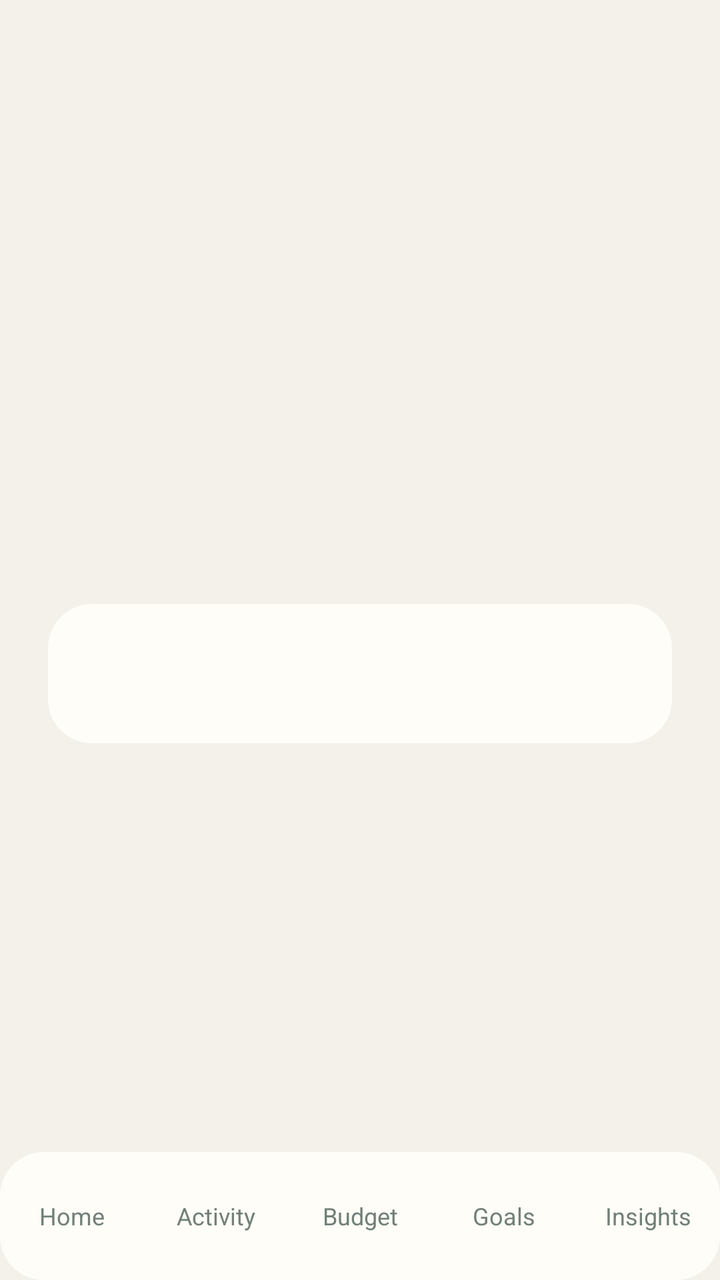
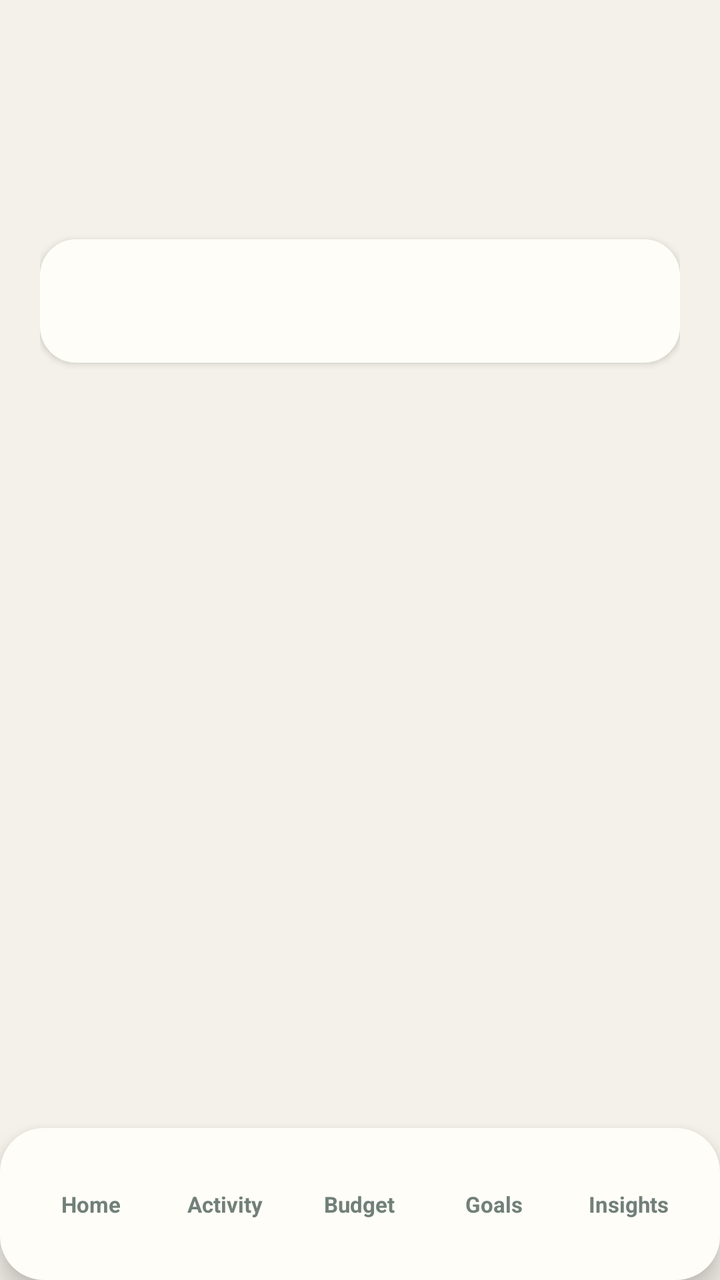

An Android layout rendered at two revisions. The XML below is the earlier revision; the diff shows what the commit changed to produce the second picture.
<!-- AndroidManifest.xml: application theme Theme.App -->
<!-- res/layout/activity_section.xml -->
<?xml version="1.0" encoding="utf-8"?>
<LinearLayout xmlns:android="http://schemas.android.com/apk/res/android"
    android:layout_width="match_parent" android:layout_height="match_parent"
    android:background="@color/lumen_background" android:orientation="vertical">
    <LinearLayout android:layout_width="match_parent" android:layout_height="0dp"
        android:layout_weight="1" android:gravity="center_vertical" android:orientation="vertical"
        android:padding="24dp">
        <TextView android:id="@+id/section_title" android:layout_width="wrap_content"
            android:layout_height="wrap_content" android:textColor="@color/lumen_ink"
            android:textSize="30sp" android:textStyle="bold" />
        <TextView android:id="@+id/section_subtitle" android:layout_width="match_parent"
            android:layout_height="wrap_content" android:layout_marginTop="8dp"
            android:textColor="@color/lumen_muted" android:textSize="16sp" />
        <TextView android:id="@+id/section_body" android:layout_width="match_parent"
            android:layout_height="wrap_content" android:layout_marginTop="28dp"
            android:background="@drawable/balance_surface_background" android:padding="24dp"
            android:textColor="@color/lumen_ink" android:textSize="16sp" />
    </LinearLayout>
    <include layout="@layout/view_bottom_navigation" />
</LinearLayout>
<!-- res/layout/view_bottom_navigation.xml (included above) -->
<?xml version="1.0" encoding="utf-8"?>
<LinearLayout xmlns:android="http://schemas.android.com/apk/res/android"
    android:id="@+id/bottom_navigation"
    android:layout_width="match_parent"
    android:layout_height="64dp"
    android:background="@drawable/balance_surface_background"
    android:gravity="center"
    android:orientation="horizontal"
    android:paddingTop="6dp"
    android:paddingBottom="6dp">
    <TextView android:id="@+id/nav_home" style="@style/BottomNavigationItem" android:text="@string/home" />
    <TextView android:id="@+id/nav_activity" style="@style/BottomNavigationItem" android:text="@string/activity" />
    <TextView android:id="@+id/nav_budget" style="@style/BottomNavigationItem" android:text="@string/budget" />
    <TextView android:id="@+id/nav_goals" style="@style/BottomNavigationItem" android:text="@string/goals" />
    <TextView android:id="@+id/nav_insights" style="@style/BottomNavigationItem" android:text="@string/insights" />
</LinearLayout>
<!-- resources referenced by this layout -->
<resources>
  <color name="lumen_background">#F4F1EA</color>
  <color name="lumen_ink">#17211D</color>
  <color name="lumen_muted">#718078</color>
  <!-- drawable balance_surface_background (drawable) -->
  <?xml version="1.0" encoding="utf-8"?>
  <shape xmlns:android="http://schemas.android.com/apk/res/android" android:shape="rectangle">
      <solid android:color="@color/lumen_surface" />
      <corners android:radius="22dp" />
  </shape>
  <string name="activity">Activity</string>
  <string name="budget">Budget</string>
  <string name="goals">Goals</string>
  <string name="home">Home</string>
  <string name="insights">Insights</string>
  <style name="BottomNavigationItem">
          <item name="android:layout_width">0dp</item>
          <item name="android:layout_height">match_parent</item>
          <item name="android:layout_weight">1</item>
          <item name="android:gravity">center</item>
          <item name="android:textColor">@color/lumen_muted</item>
          <item name="android:textSize">12sp</item>
          <item name="android:clickable">true</item>
          <item name="android:focusable">true</item>
      </style>
  <style name="Theme.App" parent="android:Theme.Material.Light.NoActionBar">
          <item name="android:colorPrimary">@color/primary</item>
          <item name="android:colorAccent">@color/lumen_accent</item>
          <item name="android:windowLightStatusBar">true</item>
          <item name="android:statusBarColor">@color/lumen_background</item>
          <item name="android:navigationBarColor">@color/lumen_background</item>
          <item name="android:windowLightNavigationBar">true</item>
      </style>
  <color name="lumen_surface">#FFFDF8</color>
  <color name="primary">#087F6D</color>
  <color name="lumen_accent">#176B55</color>
</resources>

<!-- the commit's change to res/layout/activity_section.xml (unified diff, before → after) -->
@@ -1,20 +1,9 @@
 <?xml version="1.0" encoding="utf-8"?>
-<LinearLayout xmlns:android="http://schemas.android.com/apk/res/android"
-    android:layout_width="match_parent" android:layout_height="match_parent"
-    android:background="@color/lumen_background" android:orientation="vertical">
-    <LinearLayout android:layout_width="match_parent" android:layout_height="0dp"
-        android:layout_weight="1" android:gravity="center_vertical" android:orientation="vertical"
-        android:padding="24dp">
-        <TextView android:id="@+id/section_title" android:layout_width="wrap_content"
-            android:layout_height="wrap_content" android:textColor="@color/lumen_ink"
-            android:textSize="30sp" android:textStyle="bold" />
-        <TextView android:id="@+id/section_subtitle" android:layout_width="match_parent"
-            android:layout_height="wrap_content" android:layout_marginTop="8dp"
-            android:textColor="@color/lumen_muted" android:textSize="16sp" />
-        <TextView android:id="@+id/section_body" android:layout_width="match_parent"
-            android:layout_height="wrap_content" android:layout_marginTop="28dp"
-            android:background="@drawable/balance_surface_background" android:padding="24dp"
-            android:textColor="@color/lumen_ink" android:textSize="16sp" />
+<LinearLayout xmlns:android="http://schemas.android.com/apk/res/android" android:layout_width="match_parent" android:layout_height="match_parent" android:background="@color/lumen_background" android:orientation="vertical">
+    <LinearLayout android:layout_width="match_parent" android:layout_height="0dp" android:layout_weight="1" android:orientation="vertical" android:paddingStart="@dimen/screen_h_padding" android:paddingEnd="@dimen/screen_h_padding" android:paddingTop="28dp">
+        <TextView android:id="@+id/section_title" android:layout_width="wrap_content" android:layout_height="wrap_content" android:textColor="@color/lumen_ink" android:textSize="28sp" android:textStyle="bold" />
+        <TextView android:id="@+id/section_subtitle" android:layout_width="match_parent" android:layout_height="wrap_content" android:layout_marginTop="8dp" android:textColor="@color/lumen_muted" android:textSize="15sp" />
+        <TextView android:id="@+id/section_body" android:layout_width="match_parent" android:layout_height="wrap_content" android:layout_marginTop="26dp" android:background="@drawable/action_tile_background" android:elevation="2dp" android:padding="@dimen/card_padding" android:textColor="@color/lumen_ink" android:textSize="16sp" />
     </LinearLayout>
     <include layout="@layout/view_bottom_navigation" />
 </LinearLayout>
@@ -22,16 +11,13 @@
 <?xml version="1.0" encoding="utf-8"?>
 <LinearLayout xmlns:android="http://schemas.android.com/apk/res/android"
     android:id="@+id/bottom_navigation"
-    android:layout_width="match_parent"
-    android:layout_height="64dp"
+    android:layout_width="match_parent" android:layout_height="76dp"
     android:background="@drawable/balance_surface_background"
-    android:gravity="center"
-    android:orientation="horizontal"
-    android:paddingTop="6dp"
-    android:paddingBottom="6dp">
-    <TextView android:id="@+id/nav_home" style="@style/BottomNavigationItem" android:text="@string/home" />
-    <TextView android:id="@+id/nav_activity" style="@style/BottomNavigationItem" android:text="@string/activity" />
-    <TextView android:id="@+id/nav_budget" style="@style/BottomNavigationItem" android:text="@string/budget" />
-    <TextView android:id="@+id/nav_goals" style="@style/BottomNavigationItem" android:text="@string/goals" />
-    <TextView android:id="@+id/nav_insights" style="@style/BottomNavigationItem" android:text="@string/insights" />
+    android:elevation="8dp" android:gravity="center" android:orientation="horizontal"
+    android:paddingStart="12dp" android:paddingEnd="12dp">
+    <TextView android:id="@+id/nav_home" style="@style/BottomNavigationItem" android:background="@drawable/nav_item_background" android:contentDescription="@string/nav_home_description" android:text="@string/home" />
+    <TextView android:id="@+id/nav_activity" style="@style/BottomNavigationItem" android:background="@drawable/nav_item_background" android:contentDescription="@string/nav_activity_description" android:text="@string/activity" />
+    <TextView android:id="@+id/nav_budget" style="@style/BottomNavigationItem" android:background="@drawable/nav_item_background" android:contentDescription="@string/nav_budget_description" android:text="@string/budget" />
+    <TextView android:id="@+id/nav_goals" style="@style/BottomNavigationItem" android:background="@drawable/nav_item_background" android:contentDescription="@string/nav_goals_description" android:text="@string/goals" />
+    <TextView android:id="@+id/nav_insights" style="@style/BottomNavigationItem" android:background="@drawable/nav_item_background" android:contentDescription="@string/nav_insights_description" android:text="@string/insights" />
 </LinearLayout>
<!-- resource entries referenced after the edit -->
@@ -3,37 +3,73 @@
   <color name="lumen_background">#F4F1EA</color>
   <color name="lumen_ink">#17211D</color>
   <color name="lumen_muted">#718078</color>
+  <dimen name="card_padding">20dp</dimen>
+  <dimen name="screen_h_padding">20dp</dimen>
+  <!-- drawable action_tile_background (drawable) -->
+  <?xml version="1.0" encoding="utf-8"?>
+  <shape xmlns:android="http://schemas.android.com/apk/res/android">
+      <solid android:color="@color/lumen_surface" />
+      <corners android:radius="@dimen/card_radius" />
+  </shape>
   <!-- drawable balance_surface_background (drawable) -->
   <?xml version="1.0" encoding="utf-8"?>
   <shape xmlns:android="http://schemas.android.com/apk/res/android" android:shape="rectangle">
       <solid android:color="@color/lumen_surface" />
       <corners android:radius="22dp" />
   </shape>
+  <!-- drawable nav_item_background (drawable) -->
+  <?xml version="1.0" encoding="utf-8"?>
+  <selector xmlns:android="http://schemas.android.com/apk/res/android">
+      <item android:state_selected="true" android:drawable="@drawable/nav_item_selected" />
+      <item android:state_pressed="true" android:drawable="@drawable/nav_item_selected" />
+      <item android:drawable="@drawable/nav_item_unselected" />
+  </selector>
   <string name="activity">Activity</string>
   <string name="budget">Budget</string>
   <string name="goals">Goals</string>
   <string name="home">Home</string>
   <string name="insights">Insights</string>
+  <string name="nav_activity_description">Open activity</string>
+  <string name="nav_budget_description">Open budget</string>
+  <string name="nav_goals_description">Open goals</string>
+  <string name="nav_home_description">Open dashboard</string>
+  <string name="nav_insights_description">Open insights</string>
   <style name="BottomNavigationItem">
           <item name="android:layout_width">0dp</item>
-          <item name="android:layout_height">match_parent</item>
+          <item name="android:layout_height">60dp</item>
           <item name="android:layout_weight">1</item>
+          <item name="android:layout_margin">3dp</item>
           <item name="android:gravity">center</item>
           <item name="android:textColor">@color/lumen_muted</item>
-          <item name="android:textSize">12sp</item>
+          <item name="android:textSize">11sp</item>
+          <item name="android:textStyle">bold</item>
           <item name="android:clickable">true</item>
           <item name="android:focusable">true</item>
+          <item name="android:minWidth">48dp</item>
+          <item name="android:minHeight">48dp</item>
       </style>
   <style name="Theme.App" parent="android:Theme.Material.Light.NoActionBar">
-          <item name="android:colorPrimary">@color/primary</item>
+          <item name="android:colorPrimary">@color/lumen_accent</item>
           <item name="android:colorAccent">@color/lumen_accent</item>
           <item name="android:windowLightStatusBar">true</item>
           <item name="android:statusBarColor">@color/lumen_background</item>
-          <item name="android:navigationBarColor">@color/lumen_background</item>
+          <item name="android:navigationBarColor">@color/lumen_surface</item>
           <item name="android:windowLightNavigationBar">true</item>
       </style>
   <color name="lumen_surface">#FFFDF8</color>
-  <color name="primary">#087F6D</color>
+  <dimen name="card_radius">18dp</dimen>
+  <!-- drawable nav_item_selected (drawable) -->
+  <?xml version="1.0" encoding="utf-8"?>
+  <shape xmlns:android="http://schemas.android.com/apk/res/android">
+      <solid android:color="@color/lumen_accent" />
+      <corners android:radius="20dp" />
+  </shape>
+  <!-- drawable nav_item_unselected (drawable) -->
+  <?xml version="1.0" encoding="utf-8"?>
+  <shape xmlns:android="http://schemas.android.com/apk/res/android">
+      <solid android:color="@android:color/transparent" />
+      <corners android:radius="20dp" />
+  </shape>
   <color name="lumen_accent">#176B55</color>
 </resources>
 
